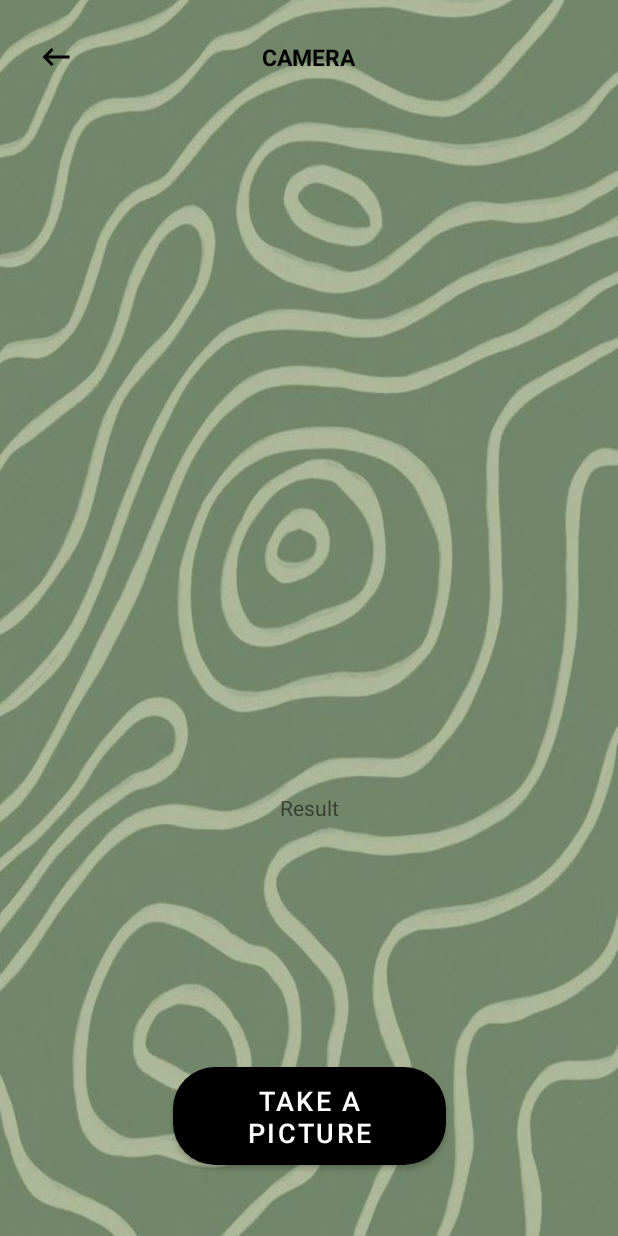
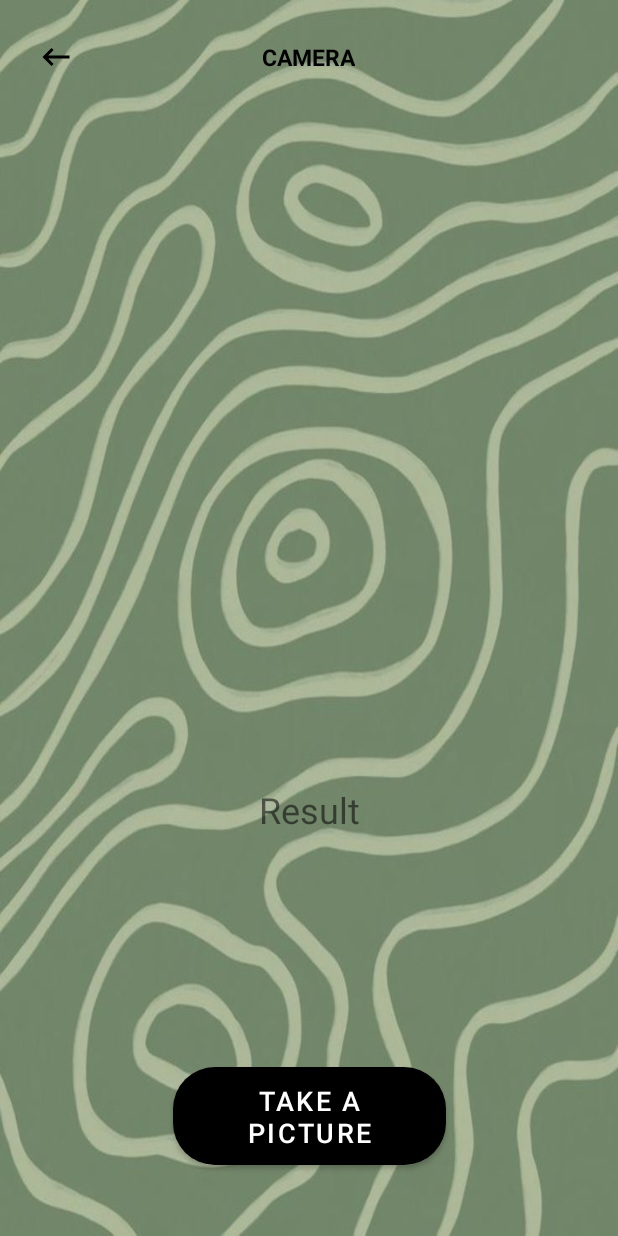
Before and after one commit to gekkkota/NutriForage, an Android app: the CameraFragment screen opened directly, with no data from a screen before it, on a phone screen of 412 x 824 dp. Run offline under Robolectric (Android 15) with nearby library versions, the phone set to English and light mode, and no system bars; libraries missing offline, so code that uses them is left out: com.google.mlkit.vision, org.tensorflow.lite; Roboto replaces fonts that are not available here.

Commit message:
Update fragment_camera.xml
font size up

```diff
--- a/app/src/main/res/layout/fragment_camera.xml
+++ b/app/src/main/res/layout/fragment_camera.xml
@@ -44,6 +44,7 @@
             android:id="@+id/textView6"
             android:layout_width="wrap_content"
             android:layout_height="wrap_content"
+            android:textSize="20sp"
             android:layout_marginBottom="160dp"
             app:layout_constraintBottom_toBottomOf="parent"
             app:layout_constraintEnd_toEndOf="parent"
@@ -54,6 +55,7 @@
             android:layout_width="wrap_content"
             android:layout_height="wrap_content"
             android:text="Result"
+            android:textSize="24sp"
             app:layout_constraintBottom_toTopOf="@+id/textView6"
             app:layout_constraintEnd_toEndOf="parent"
             app:layout_constraintHorizontal_bias="0.501"
```
